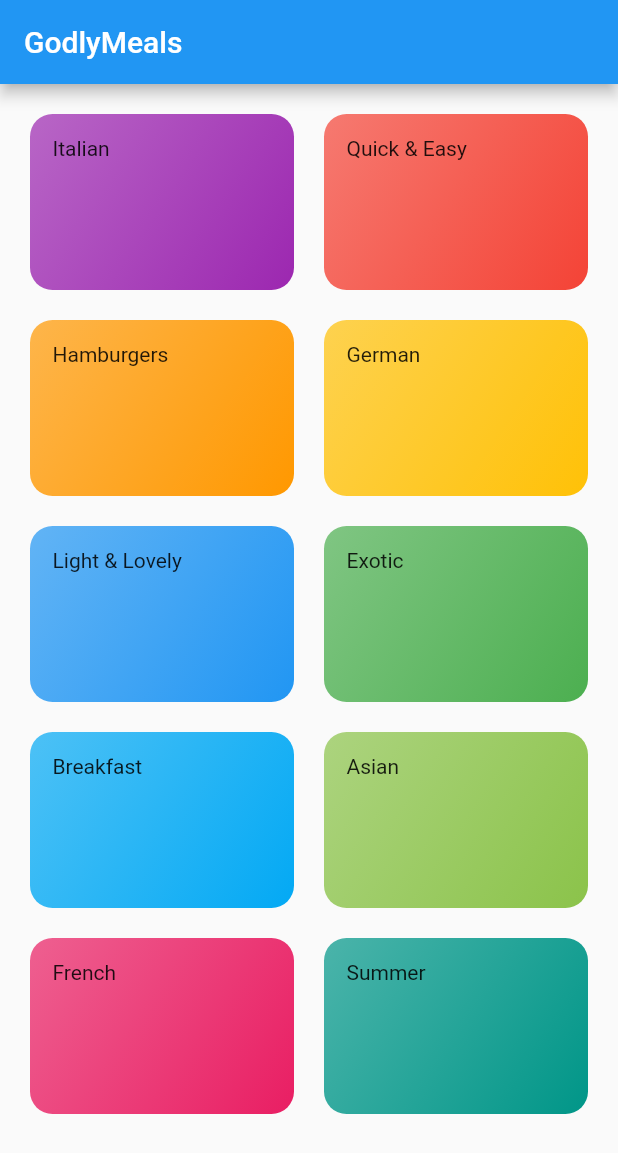
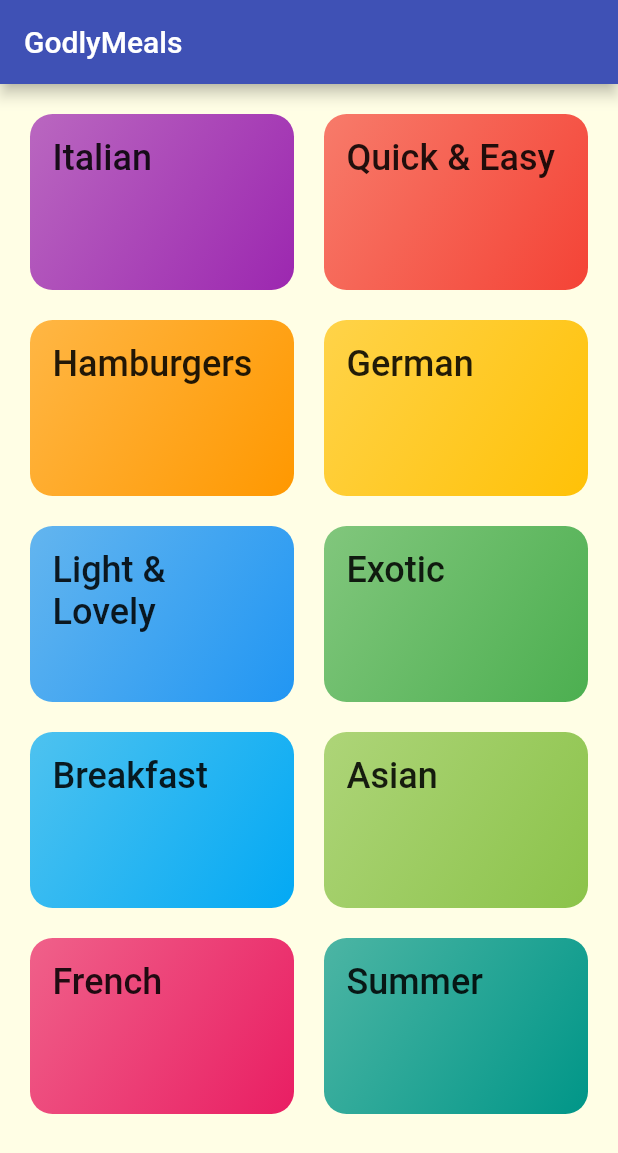
Before and after one commit to awes0m/ubiquitous-Flutterbee, a Flutter app: the screen it shows after launch, on a phone screen of 412 x 824 dp. Shown: the top 1153 px of the screen. Run offline on Flutter 3.47's test engine with Material 2 defaults, Android fonts, the light colour scheme and no system bars; Roboto replaces fonts that are missing (RobotoCondensed).

Commit message:
theme changes

```diff
--- a/tour_apisod/lib/category_item.dart
+++ b/tour_apisod/lib/category_item.dart
@@ -10,7 +10,10 @@
   Widget build(BuildContext context) {
     return Container(
       padding: EdgeInsets.all(15),
-      child: Text(title),
+      child: Text(
+        title,
+        style: Theme.of(context).textTheme.headline6,
+      ),
       decoration: BoxDecoration(
           gradient: LinearGradient(
             colors: [
--- a/tour_apisod/lib/main.dart
+++ b/tour_apisod/lib/main.dart
@@ -12,7 +12,19 @@
     return MaterialApp(
       title: 'Godlymeals',
       theme: ThemeData(
-        primarySwatch: Colors.blue,
+        primarySwatch: Colors.indigo,
+        accentColor: Colors.amber,
+        canvasColor: Color.fromRGBO(255, 254, 229, 1),
+        // canvasColor: Color.alphaBlend(
+        //   Colors.white,
+        //   Colors.amber,
+        // ),
+        textTheme: ThemeData.light().textTheme.copyWith(
+            bodyText2: TextStyle(
+              color: Color.fromRGBO(20, 51, 51, 1),
+            ),
+            bodyText1: TextStyle(color: Color.fromRGBO(20, 51, 51, 1)),
+            headline6: TextStyle(fontSize: 24, fontFamily: 'RobotoCondensed')),
       ),
       home: CategoriesScreen(),
     );
```
Also changed, not shown: tour_apisod/lib/assets/fonts/Raleway-Black.ttf (added), tour_apisod/lib/assets/fonts/Raleway-Bold.ttf (added), tour_apisod/lib/assets/fonts/Raleway-Regular.ttf (added), tour_apisod/lib/assets/fonts/RobotoCondensed-Bold.ttf (added), tour_apisod/lib/assets/fonts/RobotoCondensed-Italic.ttf (added), tour_apisod/lib/assets/fonts/RobotoCondensed-Light.ttf (added), tour_apisod/lib/assets/fonts/RobotoCondensed-Regular.ttf (added).
